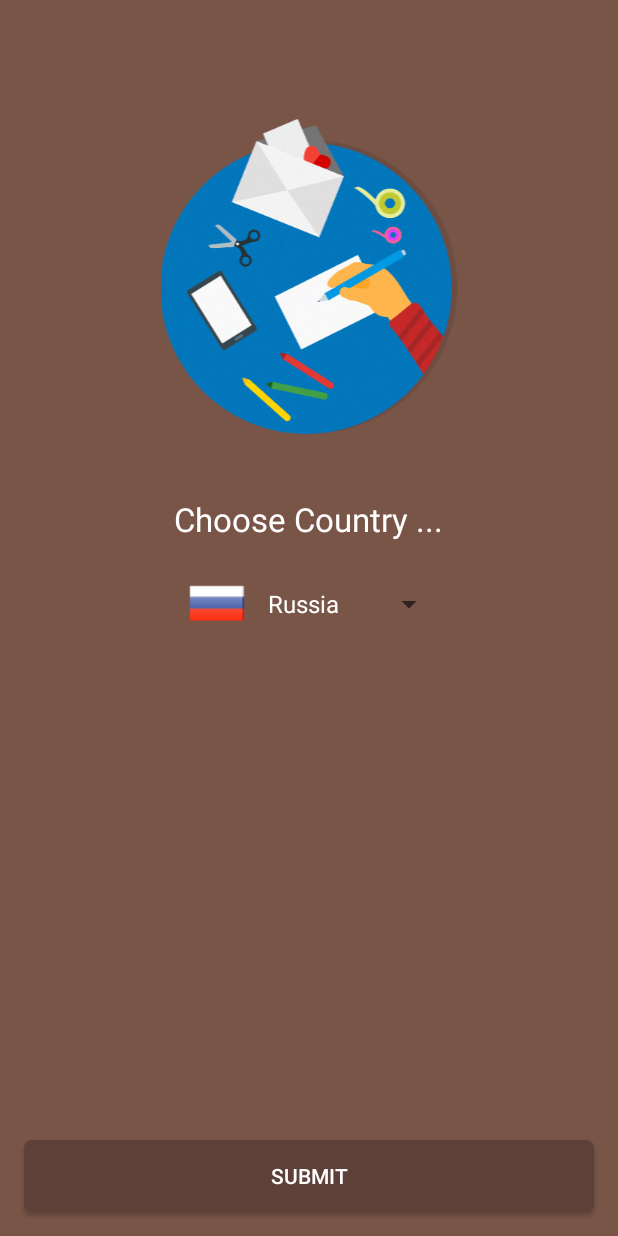
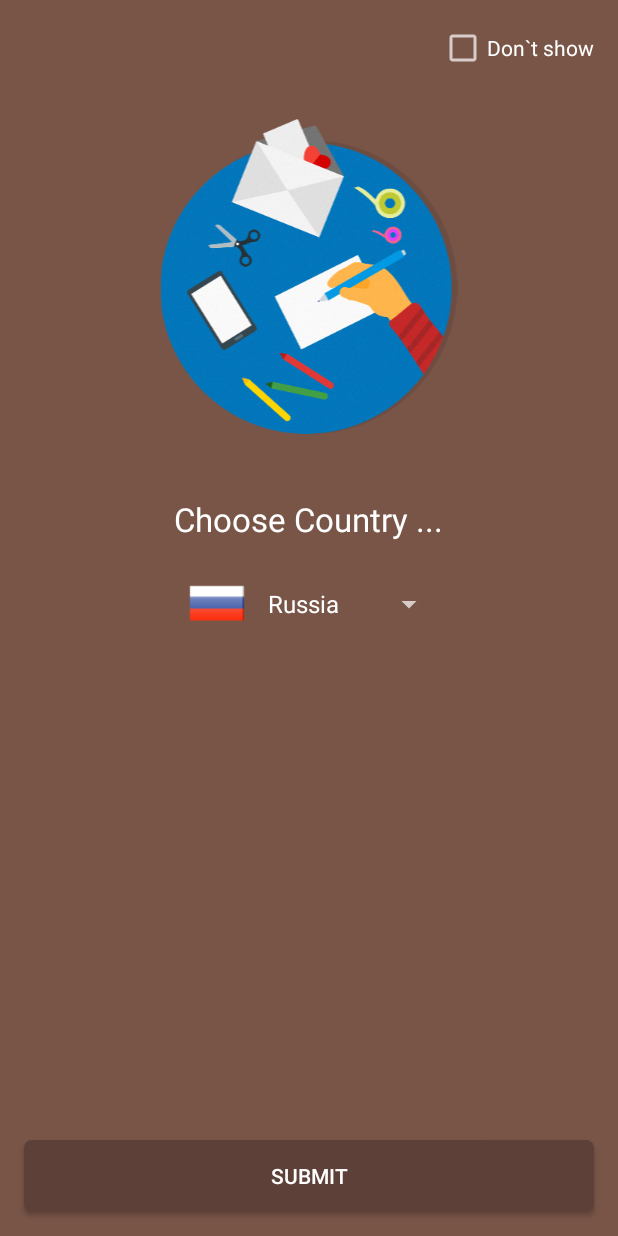
Before and after one commit to solandmedotru/Holidays, an Android app: the screen it shows after launch (Splashscreen), on a phone screen of 412 x 824 dp. Run offline under Robolectric (Android 15) with nearby library versions, the phone set to English and light mode, and no system bars.

Commit message:
added checkbox show splashscreen and menu item

```diff
--- a/app/src/main/java/ru/solandme/holidays/Splashscreen.java
+++ b/app/src/main/java/ru/solandme/holidays/Splashscreen.java
@@ -8,6 +8,7 @@ import android.os.Bundle;
 import android.view.View;
 import android.widget.AdapterView;
 import android.widget.Button;
+import android.widget.CheckBox;
 import android.widget.Spinner;
 
 import ru.solandme.holidays.adapters.CustomSpinnerAdapter;
@@ -19,29 +20,44 @@ public class Splashscreen extends AppCompatActivity {
     private Context context;
 
     private int currentCountrySelected;
+    private boolean isDontShowSplash;
 
     private SharedPreferences sharedPreferences;
+
 
 
     @Override
     protected void onCreate(Bundle savedInstanceState) {
         super.onCreate(savedInstanceState);
         setContentView(R.layout.activity_splashscreen);
+        context = getApplicationContext();
 
-        context = getApplicationContext();
+        sharedPreferences = context.getSharedPreferences("settings", Context.MODE_PRIVATE);
+        currentCountrySelected = sharedPreferences.getInt("country", 0);
+        isDontShowSplash = sharedPreferences.getBoolean("isDontShowSplash", false);
+
+        if(isDontShowSplash){
+            startMainActivity();
+        }
 
         initViews();
     }
 
     private void initViews() {
-        sharedPreferences = context.getSharedPreferences("settings", Context.MODE_PRIVATE);
-        currentCountrySelected = sharedPreferences.getInt("country", 0);
 
+//---------------CheckBox init----------------
+        final CheckBox chkBoxDoNotShow = (CheckBox) findViewById(R.id.chkBoxDoNotShow);
+        chkBoxDoNotShow.setChecked(isDontShowSplash);
+        chkBoxDoNotShow.setOnClickListener(view -> {
+            SharedPreferences.Editor editor = sharedPreferences.edit();
+            editor.putBoolean("isDontShowSplash", chkBoxDoNotShow.isChecked()).apply();
+        });
+
+// -------------Spinner init----------------
         Spinner countriesSpinner = (Spinner) findViewById(R.id.countrySpinner);
         CustomSpinnerAdapter spinnerAdapter = new CustomSpinnerAdapter(context, flags, getResources().getStringArray(R.array.countries));
         countriesSpinner.setAdapter(spinnerAdapter);
         countriesSpinner.setSelection(currentCountrySelected);
-
         countriesSpinner.setOnItemSelectedListener(new AdapterView.OnItemSelectedListener() {
             @Override
             public void onItemSelected(AdapterView<?> parent, View view, int position, long id) {
@@ -53,16 +69,18 @@ public class Splashscreen extends AppCompatActivity {
             }
         });
 
+//---------------Submit Button init----------------
         Button submitBtn = (Button) findViewById(R.id.submitBtn);
-        submitBtn.setOnClickListener(new View.OnClickListener() {
-            @Override
-            public void onClick(View v) {
-                SharedPreferences.Editor editor = sharedPreferences.edit();
-                editor.putInt("country", currentCountrySelected).apply();
+        submitBtn.setOnClickListener(view -> {
+            SharedPreferences.Editor editor = sharedPreferences.edit();
+            editor.putInt("country", currentCountrySelected).apply();
 
-                startActivity(new Intent(Splashscreen.this, MainActivity.class));
-                finish();
-            }
+            startMainActivity();
         });
     }
+
+    private void startMainActivity() {
+        startActivity(new Intent(Splashscreen.this, MainActivity.class));
+        finish();
+    }
 }
--- a/app/src/main/res/layout/activity_splashscreen.xml
+++ b/app/src/main/res/layout/activity_splashscreen.xml
@@ -15,7 +15,7 @@
         android:layout_centerHorizontal="true"
         android:layout_margin="16dp"
         android:background="@drawable/button_bg"
-        android:text="Submit"
+        android:text="@string/submit"
         android:textColor="@android:color/white" />
 
     <Spinner
@@ -49,4 +49,14 @@
         android:layout_below="@+id/imageView"
         android:layout_centerHorizontal="true" />
 
+    <CheckBox
+        android:text="@string/don_t_show"
+        android:layout_width="wrap_content"
+        android:layout_height="wrap_content"
+        android:id="@+id/chkBoxDoNotShow"
+        android:layout_margin="16dp"
+        android:layout_alignParentTop="true"
+        android:layout_alignParentRight="true"
+        android:layout_alignParentEnd="true" />
+
 </RelativeLayout>
--- a/app/src/main/res/menu/main_menu.xml
+++ b/app/src/main/res/menu/main_menu.xml
@@ -10,4 +10,8 @@
             android:id="@+id/action_theme_dark"
             app:showAsAction="never"/>
     </group>
+    <item android:title="Don`t show splash"
+        android:id="@+id/action_show_splash"
+        app:showAsAction="never"
+        android:checkable="true" />
 </menu>
--- a/app/src/main/res/values/strings.xml
+++ b/app/src/main/res/values/strings.xml
@@ -8,11 +8,11 @@
         <item>USA</item>
     </string-array>
 
-    <!-- TODO: Remove or change this placeholder text -->
-    <string name="hello_blank_fragment">Hello blank fragment</string>
     <string name="tab1_name">Holidays</string>
     <string name="tab2_name">Birthdays</string>
     <string name="tab3_name">Events</string>
     <string name="theme_dark">Theme Dark</string>
     <string name="theme_light">Theme Light</string>
+    <string name="don_t_show">Don`t show</string>
+    <string name="submit">Submit</string>
 </resources>
--- a/app/src/main/res/values/styles.xml
+++ b/app/src/main/res/values/styles.xml
@@ -9,7 +9,7 @@
     <style name="AppTheme.Toolbar" parent="ThemeOverlay.AppCompat.Dark.ActionBar">
     </style>
 
-    <style name="AppTheme.Splash" parent="AppTheme">
+    <style name="AppTheme.Splash" parent="AppThemeDark">
         <item name="windowActionBar">false</item>
         <item name="windowNoTitle">true</item>
     </style>
```
Also changed, not shown: app/build.gradle (+7 -0 lines), app/src/main/java/ru/solandme/holidays/MainActivity.java (+10 -0 lines), 1 other file.
